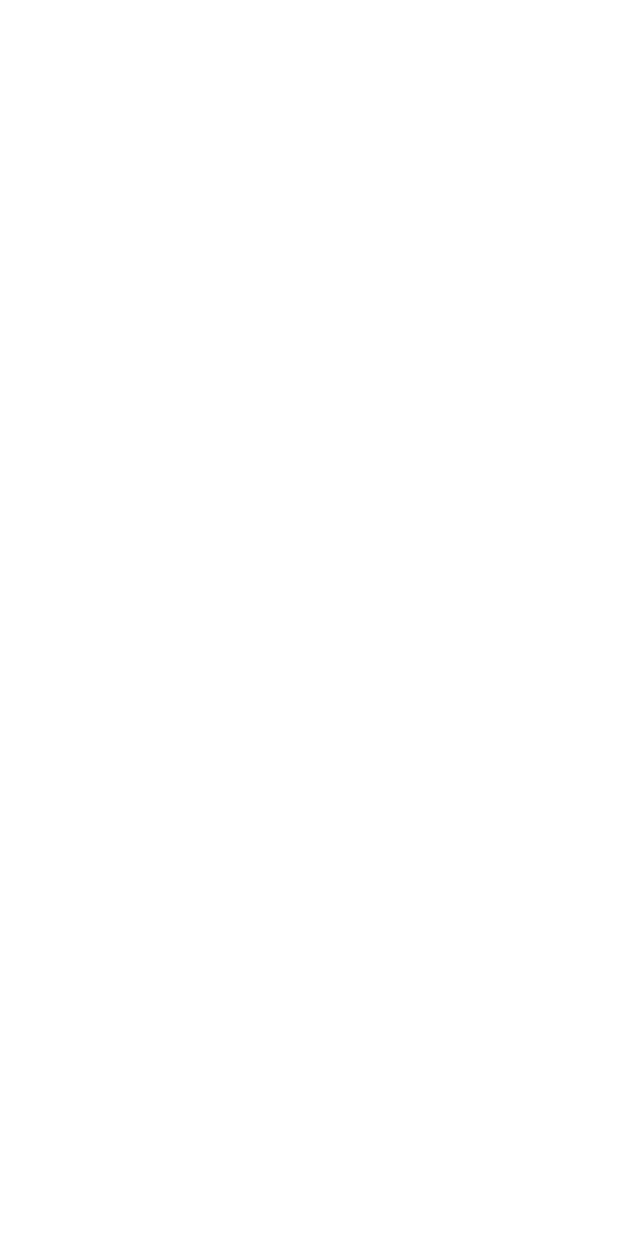
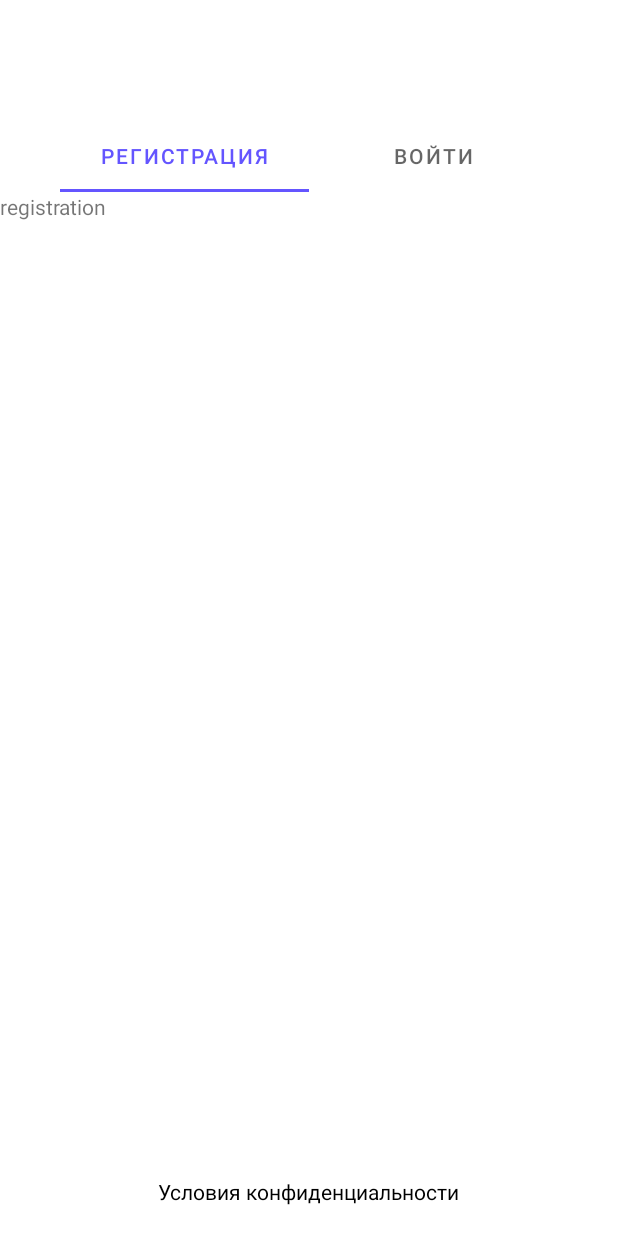
Before and after one commit to khoshimov2018/android, an Android app: the screen it shows after launch (RegisterActivity), on a phone screen of 412 x 824 dp. Before the commit the screen is empty. Run offline under Robolectric (Android 15) with nearby library versions, the phone set to English and light mode, and no system bars.

Commit message:
Added tabs for register

```diff
--- a/app/build.gradle
+++ b/app/build.gradle
@@ -38,6 +38,7 @@ dependencies {
     implementation 'androidx.appcompat:appcompat:1.2.0'
     implementation 'com.google.android.material:material:1.2.1'
     implementation 'androidx.constraintlayout:constraintlayout:2.0.4'
+    implementation 'androidx.legacy:legacy-support-v4:1.0.0'
 
     // Lifecycle, ViewModel & LiveData
     def lifecycle_version = "2.2.0"
--- a/app/src/main/java/com/example/dating/activities/RegisterActivity.kt
+++ b/app/src/main/java/com/example/dating/activities/RegisterActivity.kt
@@ -2,11 +2,39 @@ package com.example.dating.activities
 
 import androidx.appcompat.app.AppCompatActivity
 import android.os.Bundle
+import androidx.viewpager2.widget.ViewPager2
 import com.example.dating.R
+import com.example.dating.adapters.RegistrationTabsAdapter
+import com.google.android.material.tabs.TabLayout
+import com.google.android.material.tabs.TabLayoutMediator
 
 class RegisterActivity : AppCompatActivity() {
+
+    private lateinit var registrationTabsAdapter: RegistrationTabsAdapter
+
     override fun onCreate(savedInstanceState: Bundle?) {
         super.onCreate(savedInstanceState)
         setContentView(R.layout.activity_register)
+
+        initViews()
+    }
+
+    private fun initViews() {
+        registrationTabsAdapter = RegistrationTabsAdapter(this)
+        val viewPager = findViewById<ViewPager2>(R.id.pager)
+        val tabLayout = findViewById<TabLayout>(R.id.tab_layout)
+
+        viewPager.adapter = registrationTabsAdapter
+
+        TabLayoutMediator(tabLayout, viewPager) { tab, position ->
+            when(position) {
+                0 -> {
+                    tab.text = getString(R.string.registration)
+                }
+                else -> {
+                    tab.text = getString(R.string.login)
+                }
+            }
+        }.attach()
     }
 }
--- /dev/null
+++ b/app/src/main/java/com/example/dating/adapters/RegistrationTabsAdapter.kt
@@ -0,0 +1,22 @@
+package com.example.dating.adapters
+
+import androidx.fragment.app.Fragment
+import androidx.fragment.app.FragmentActivity
+import androidx.viewpager2.adapter.FragmentStateAdapter
+import com.example.dating.fragments.LoginFragment
+import com.example.dating.fragments.RegistrationFragment
+
+class RegistrationTabsAdapter(fragmentActivity: FragmentActivity) : FragmentStateAdapter(fragmentActivity) {
+    override fun getItemCount(): Int = 2
+
+    override fun createFragment(position: Int): Fragment {
+        return when(position) {
+            0 -> {
+                RegistrationFragment.newInstance()
+            }
+            else -> {
+                LoginFragment.newInstance()
+            }
+        }
+    }
+}
--- /dev/null
+++ b/app/src/main/java/com/example/dating/fragments/RegistrationFragment.kt
@@ -0,0 +1,33 @@
+package com.example.dating.fragments
+
+import androidx.lifecycle.ViewModelProvider
+import android.os.Bundle
+import androidx.fragment.app.Fragment
+import android.view.LayoutInflater
+import android.view.View
+import android.view.ViewGroup
+import com.example.dating.R
+import com.example.dating.viewmodels.RegistrationViewModel
+
+class RegistrationFragment : Fragment() {
+
+    companion object {
+        fun newInstance() = RegistrationFragment()
+    }
+
+    private lateinit var viewModel: RegistrationViewModel
+
+    override fun onCreateView(
+        inflater: LayoutInflater, container: ViewGroup?,
+        savedInstanceState: Bundle?
+    ): View? {
+        return inflater.inflate(R.layout.registration_fragment, container, false)
+    }
+
+    override fun onActivityCreated(savedInstanceState: Bundle?) {
+        super.onActivityCreated(savedInstanceState)
+        viewModel = ViewModelProvider(this).get(RegistrationViewModel::class.java)
+        // TODO: Use the ViewModel
+    }
+
+}
--- /dev/null
+++ b/app/src/main/java/com/example/dating/viewmodels/RegistrationViewModel.kt
@@ -0,0 +1,7 @@
+package com.example.dating.viewmodels
+
+import androidx.lifecycle.ViewModel
+
+class RegistrationViewModel : ViewModel() {
+
+}
--- a/app/src/main/res/layout/activity_register.xml
+++ b/app/src/main/res/layout/activity_register.xml
@@ -1,12 +1,38 @@
 <?xml version="1.0" encoding="utf-8"?>
-<LinearLayout xmlns:android="http://schemas.android.com/apk/res/android"
+<RelativeLayout xmlns:android="http://schemas.android.com/apk/res/android"
     xmlns:app="http://schemas.android.com/apk/res-auto"
     xmlns:tools="http://schemas.android.com/tools"
     android:layout_width="match_parent"
     android:layout_height="match_parent"
-    android:orientation="vertical"
     tools:context=".activities.RegisterActivity">
 
+    <LinearLayout
+        android:layout_width="match_parent"
+        android:layout_height="match_parent"
+        android:layout_above="@+id/privacyTerms"
+        android:orientation="vertical">
 
+        <com.google.android.material.tabs.TabLayout
+            android:id="@+id/tab_layout"
+            android:layout_width="match_parent"
+            android:layout_height="wrap_content"
+            android:layout_marginHorizontal="@dimen/registrationHMargin"
+            android:layout_marginTop="@dimen/registrationMargin" />
 
-</LinearLayout>
+        <androidx.viewpager2.widget.ViewPager2
+            android:id="@+id/pager"
+            android:layout_width="match_parent"
+            android:layout_height="0dp"
+            android:layout_weight="1" />
+    </LinearLayout>
+
+    <androidx.appcompat.widget.AppCompatTextView
+        android:id="@+id/privacyTerms"
+        android:layout_width="wrap_content"
+        android:layout_height="wrap_content"
+        android:layout_alignParentBottom="true"
+        android:layout_centerHorizontal="true"
+        android:layout_marginVertical="@dimen/largeMargin"
+        android:text="@string/privacy_terms"
+        android:textColor="@color/textColor" />
+</RelativeLayout>
--- /dev/null
+++ b/app/src/main/res/layout/registration_fragment.xml
@@ -0,0 +1,13 @@
+<?xml version="1.0" encoding="utf-8"?>
+<FrameLayout xmlns:android="http://schemas.android.com/apk/res/android"
+    xmlns:tools="http://schemas.android.com/tools"
+    android:layout_width="match_parent"
+    android:layout_height="match_parent"
+    tools:context=".fragments.RegistrationFragment">
+
+    <TextView
+        android:layout_width="match_parent"
+        android:layout_height="match_parent"
+        android:text="registration" />
+
+</FrameLayout>
--- a/app/src/main/res/values/colors.xml
+++ b/app/src/main/res/values/colors.xml
@@ -6,4 +6,5 @@
     <color name="purpleLight">#3C4FFF</color>
     <color name="purpleDark">#BA62FF</color>
     <color name="red">#ED2A1F</color>
+    <color name="textColor">#000000</color>
 </resources>
--- a/app/src/main/res/values/strings.xml
+++ b/app/src/main/res/values/strings.xml
@@ -1,3 +1,8 @@
 <resources>
     <string name="app_name">Dating App</string>
+    <string name="registration">Регистрация</string>
+    <string name="login">Войти</string>
+    <string name="privacy_terms">Условия конфиденциальности</string>
+    <string name="email">Email</string>
+    <string name="password">Пароль</string>
 </resources>
```
Also changed, not shown: app/src/main/java/com/example/dating/fragments/LoginFragment.kt (added, +33 -0 lines), app/src/main/java/com/example/dating/viewmodels/LoginViewModel.kt (added, +7 -0 lines), app/src/main/res/layout/login_fragment.xml (added, +13 -0 lines), app/src/main/res/values/dimens.xml (added, +22 -0 lines).
